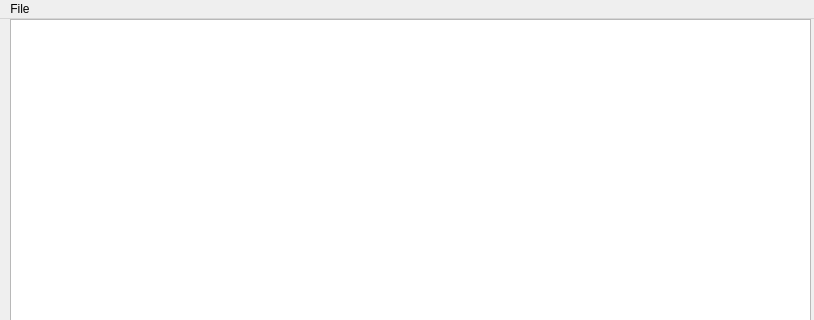
cortega2/MJBakingQuest, file leveleditor/src/mainwindow.ui: the form before one commit; both pictures show x 0 to 814 and y 0 to 320 of the 814 by 544 pixel window.
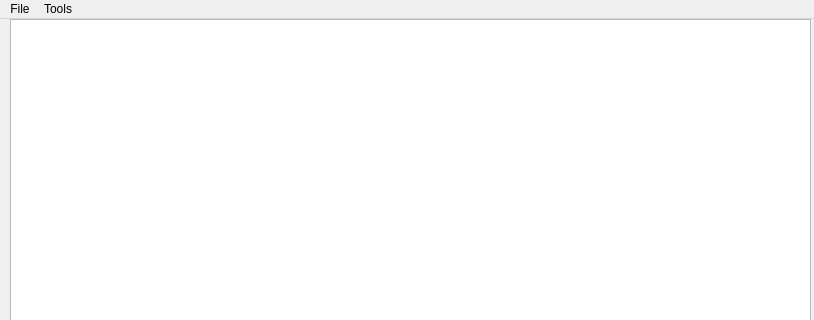
The form after the commit.

Commit message: I forgot to upload these minor changes

Diff of the .ui file:
```diff
--- a/leveleditor/src/mainwindow.ui
+++ b/leveleditor/src/mainwindow.ui
@@ -43,7 +43,14 @@
     <addaction name="actionClose"/>
     <addaction name="actionExit"/>
    </widget>
+   <widget class="QMenu" name="menuTools">
+    <property name="title">
+     <string>Tools</string>
+    </property>
+    <addaction name="actionDraw_Grid_Lines"/>
+   </widget>
    <addaction name="menuFile"/>
+   <addaction name="menuTools"/>
   </widget>
   <action name="actionOpen">
    <property name="text">
```
Left out of the diff: 5 changed lines with no effect on the pictures. The commit also changes 2 other files.
